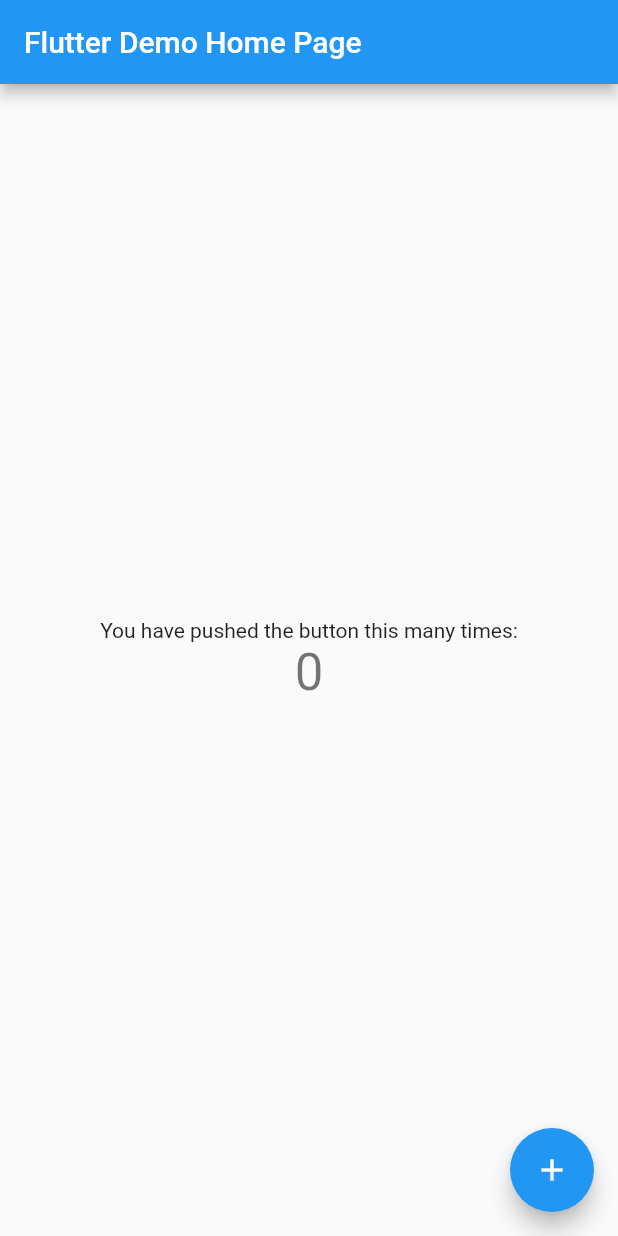
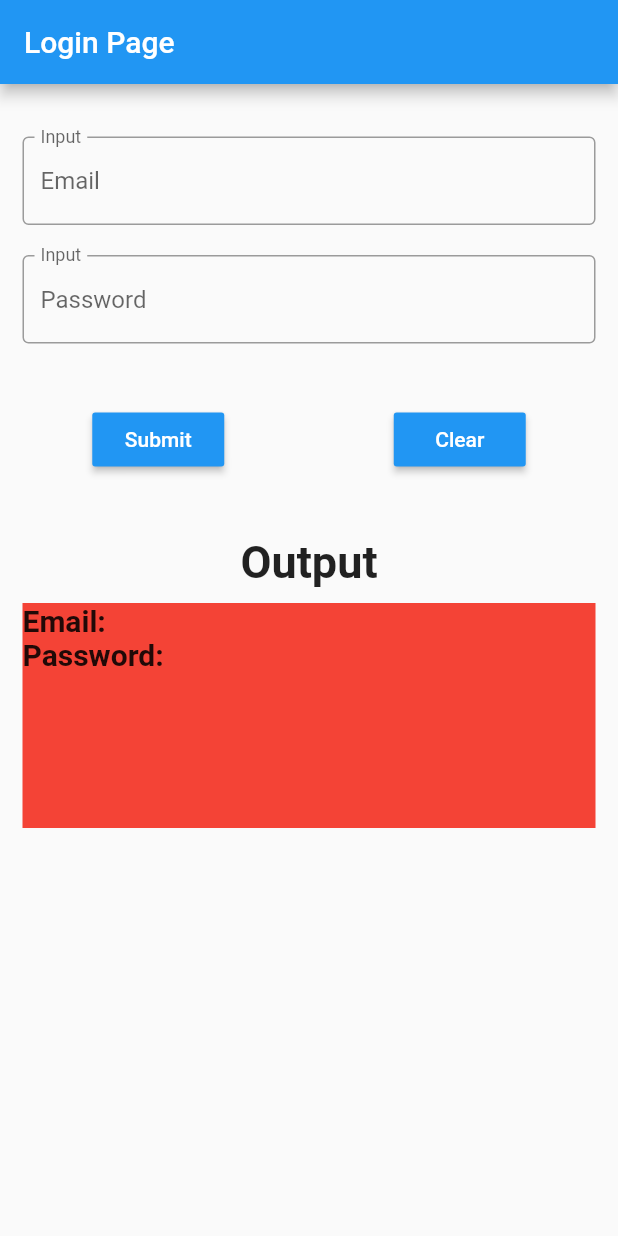
Before and after one commit to JakariyaHossain/newapp, a Flutter app: the screen it shows after launch, on a phone screen of 412 x 824 dp. Run offline on Flutter 3.47's test engine with Material 2 defaults, Android fonts, the phone set to English and light mode, and no system bars.

Commit message:
Add login

```diff
--- a/lib/main.dart
+++ b/lib/main.dart
@@ -1,4 +1,6 @@
 import 'package:flutter/material.dart';
+import 'package:newapp/pages/home.dart';
+import 'package:newapp/pages/login.dart';
 
 void main() {
   runApp(const MyApp());
@@ -14,53 +16,8 @@ class MyApp extends StatelessWidget {
       theme: ThemeData(
         primarySwatch: Colors.blue,
       ),
-      home: const MyHomePage(title: 'Flutter Demo Home Page'),
+      home: const LoginPage(),
+      // home: const MyHomePage(title: 'Flutter Demo Home Page'),
     );
   }
 }
-
-class MyHomePage extends StatefulWidget {
-  const MyHomePage({Key? key, required this.title}) : super(key: key);
-  final String title;
-
-  @override
-  State<MyHomePage> createState() => _MyHomePageState();
-}
-
-class _MyHomePageState extends State<MyHomePage> {
-  int _counter = 0;
-
-  void _incrementCounter() {
-    setState(() {
-      _counter++;
-    });
-  }
-
-  @override
-  Widget build(BuildContext context) {
-    return Scaffold(
-      appBar: AppBar(
-        title: Text(widget.title),
-      ),
-      body: Center(
-        child: Column(
-          mainAxisAlignment: MainAxisAlignment.center,
-          children: <Widget>[
-            const Text(
-              'You have pushed the button this many times:',
-            ),
-            Text(
-              '$_counter',
-              style: Theme.of(context).textTheme.headline4,
-            ),
-          ],
-        ),
-      ),
-      floatingActionButton: FloatingActionButton(
-        onPressed: _incrementCounter,
-        tooltip: 'Increment',
-        child: const Icon(Icons.add),
-      ),
-    );
-  }
-}
--- /dev/null
+++ b/lib/pages/home.dart
@@ -0,0 +1,47 @@
+import 'package:flutter/material.dart';
+
+class MyHomePage extends StatefulWidget {
+  const MyHomePage({Key? key, required this.title}) : super(key: key);
+  final String title;
+
+  @override
+  State<MyHomePage> createState() => _MyHomePageState();
+}
+
+class _MyHomePageState extends State<MyHomePage> {
+  int _counter = 0;
+
+  void _incrementCounter() {
+    setState(() {
+      _counter++;
+    });
+  }
+
+  @override
+  Widget build(BuildContext context) {
+    return Scaffold(
+      appBar: AppBar(
+        title: Text(widget.title),
+      ),
+      body: Center(
+        child: Column(
+          mainAxisAlignment: MainAxisAlignment.center,
+          children: <Widget>[
+            const Text(
+              'You have pushed the button this many times:',
+            ),
+            Text(
+              '$_counter',
+              style: Theme.of(context).textTheme.headline4,
+            ),
+          ],
+        ),
+      ),
+      floatingActionButton: FloatingActionButton(
+        onPressed: _incrementCounter,
+        tooltip: 'Increment',
+        child: const Icon(Icons.add),
+      ),
+    );
+  }
+}
--- /dev/null
+++ b/lib/pages/login.dart
@@ -0,0 +1,128 @@
+// ignore_for_file: prefer_const_constructors
+
+import 'package:flutter/material.dart';
+
+class LoginPage extends StatefulWidget {
+  const LoginPage({Key? key}) : super(key: key);
+
+  @override
+  State<LoginPage> createState() => _LoginPageState();
+}
+
+class _LoginPageState extends State<LoginPage> {
+  TextEditingController _emailTextController = TextEditingController();
+  TextEditingController _passwordTextController = TextEditingController();
+
+  var _emailText = '';
+  var _passText = '';
+
+  @override
+  void dispose() {
+    _emailTextController.dispose();
+    _passwordTextController.dispose();
+    super.dispose();
+  }
+
+  @override
+  Widget build(BuildContext context) {
+    return Scaffold(
+        appBar: AppBar(
+          title: Text('Login Page'),
+        ),
+        body: Padding(
+          padding: const EdgeInsets.all(15),
+          child: SingleChildScrollView(
+            child: Column(
+              children: [
+                SizedBox(height: 20),
+                TextField(
+                  controller: _emailTextController,
+                  keyboardType: TextInputType.emailAddress,
+                  // onSubmitted: (_) => _submitNumber(),
+                  decoration: InputDecoration(
+                    floatingLabelBehavior: FloatingLabelBehavior.always,
+                    border: OutlineInputBorder(),
+                    hintText: "Email",
+                    labelText: "Input",
+                  ),
+                ),
+                SizedBox(height: 20),
+                TextField(
+                  controller: _passwordTextController,
+                  obscureText: true,
+                  keyboardType: TextInputType.visiblePassword,
+                  // onSubmitted: (_) => _submitNumber(),
+                  decoration: InputDecoration(
+                    floatingLabelBehavior: FloatingLabelBehavior.always,
+                    border: OutlineInputBorder(),
+                    hintText: "Password",
+                    labelText: "Input",
+                  ),
+                ),
+                SizedBox(height: 40),
+                Row(
+                  mainAxisAlignment: MainAxisAlignment.spaceEvenly,
+                  children: [
+                    MaterialButton(
+                      onPressed: () {
+                        setState(() {
+                          _emailText = _emailTextController.text;
+                          _passText = _passwordTextController.text;
+                        });
+                      },
+                      color: Colors.blue,
+                      child: Text(
+                        'Submit',
+                        style: TextStyle(color: Colors.white),
+                      ),
+                    ),
+                    SizedBox(width: 20),
+                    MaterialButton(
+                      onPressed: () {
+                        setState(() {
+                          _emailTextController.text = '';
+                          _passwordTextController.text = '';
+                          _emailText = '';
+                          _passText = '';
+                        });
+                      },
+                      color: Colors.blue,
+                      child: Text(
+                        'Clear',
+                        style: TextStyle(color: Colors.white),
+                      ),
+                    ),
+                  ],
+                ),
+                SizedBox(height: 40),
+                Text(
+                  'Output',
+                  style: TextStyle(fontSize: 30, fontWeight: FontWeight.bold),
+                ),
+                SizedBox(height: 10),
+                Container(
+                  height: 150,
+                  width: 450,
+                  color: Colors.red,
+                  child: Column(
+                    crossAxisAlignment: CrossAxisAlignment.start,
+                    children: [
+                      Text(
+                        'Email: $_emailText',
+                        style: TextStyle(
+                            fontSize: 20, fontWeight: FontWeight.bold),
+                      ),
+                      Text(
+                        'Password: $_passText',
+                        style: TextStyle(
+                            fontSize: 20, fontWeight: FontWeight.bold),
+                      ),
+                    ],
+                  ),
+                ),
+              ],
+            ),
+          ),
+        ));
+  }
+}
```
